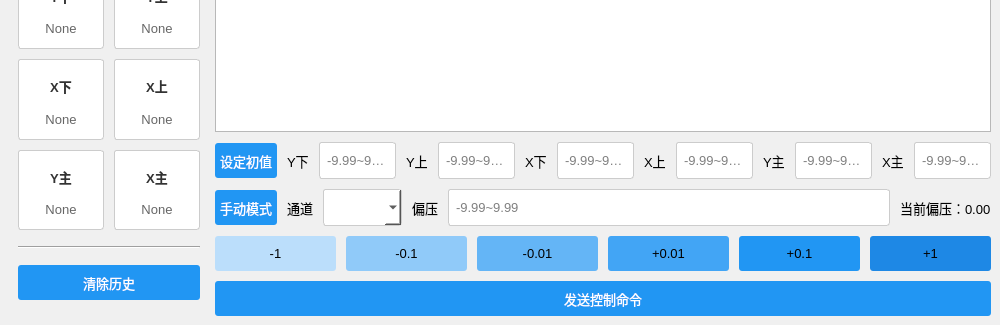
Above: mainwindow.ui from ckdfs/qttest1 before the change; both pictures show x 0 to 1000 and y 375 to 700 of the 1000 by 700 pixel window. Below: the same form after it.
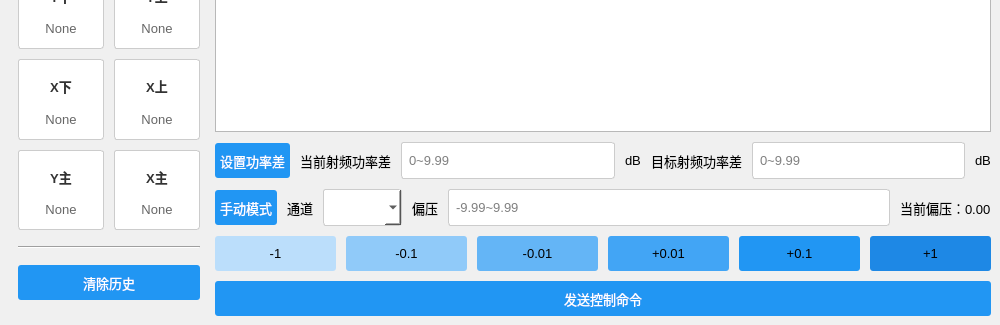
That is the form after the change.

Commit message: 添加功率差设置功能，更新UI界面

```diff
--- a/mainwindow.ui
+++ b/mainwindow.ui
@@ -648,6 +648,63 @@
         </property>
        </widget>
       </item>
+      <item>
+        <layout class="QHBoxLayout" name="horizontalPowerDiffLayout">
+            <item>
+                <widget class="QPushButton" name="buttonSetPowerDiff">
+                    <property name="text">
+                        <string>设置功率差</string>
+                    </property>
+                    <property name="styleSheet">
+                        <string>QPushButton { background-color: #2196F3; color: white; }</string>
+                    </property>
+                </widget>
+            </item>
+            <item>
+                <widget class="QLabel" name="labelCurrentPowerDiff">
+                    <property name="text">
+                        <string>当前射频功率差</string>
+                    </property>
+                </widget>
+            </item>
+            <item>
+                <widget class="QLineEdit" name="lineEditCurrentPowerDiff">
+                    <property name="placeholderText">
+                        <string>0~9.99</string>
+                    </property>
+                </widget>
+            </item>
+            <item>
+                <widget class="QLabel" name="labelCurrentPowerDiffUnit">
+                    <property name="text">
+                        <string>dB</string>
+                    </property>
+                </widget>
+            </item>
+            <item>
+                <widget class="QLabel" name="labelTargetPowerDiff">
+                    <property name="text">
+                        <string>目标射频功率差</string>
+                    </property>
+                </widget>
+            </item>
+            <item>
+                <widget class="QLineEdit" name="lineEditTargetPowerDiff">
+                    <property name="placeholderText">
+                        <string>0~9.99</string>
+                    </property>
+                </widget>
+            </item>
+            <item>
+                <widget class="QLabel" name="labelTargetPowerDiffUnit">
+                    <property name="text">
+                        <string>dB</string>
+                    </property>
+                </widget>
+            </item>
+        </layout>
+      </item>
+        <!--
       <item>
         <layout class="QHBoxLayout" name="horizontalControlLayout">
         <property name="spacing">
@@ -746,6 +803,7 @@
         </item>
         </layout>
       </item>
+        -->
       <item>
        <layout class="QVBoxLayout" name="controlLayout">
         <item>
```
The commit also changes 3 other files.
